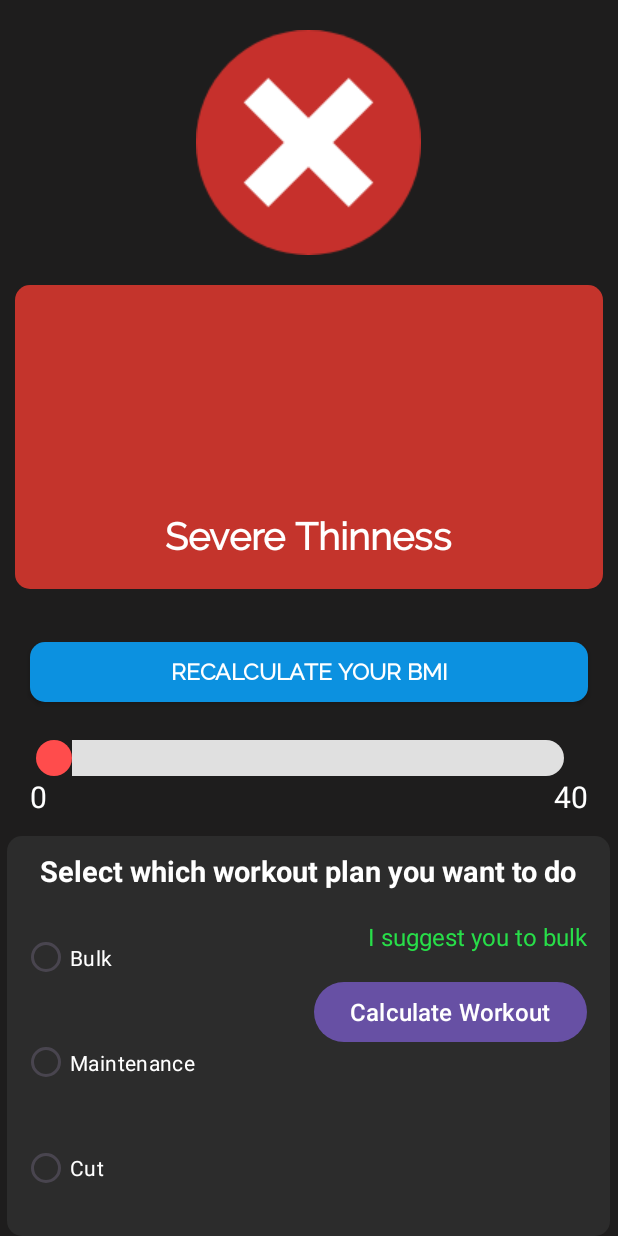
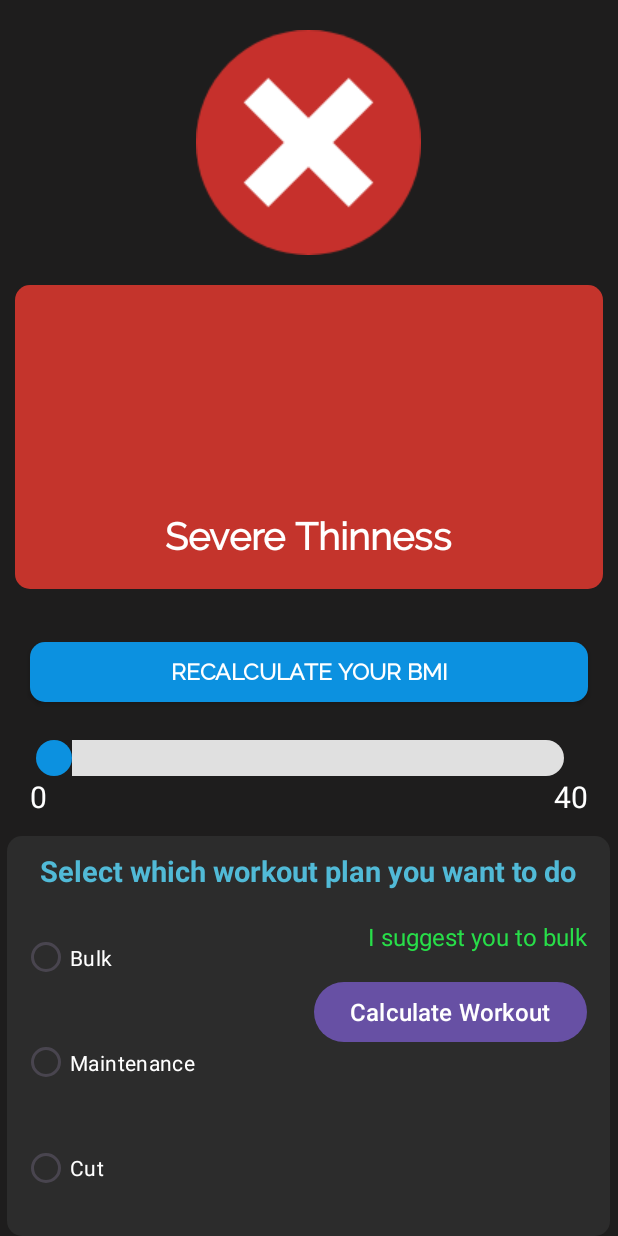
Before and after one commit to CarlosRiggio/Android_Fitness_APP, an Android app: the ResultBMIActivity screen opened directly, with no data from a screen before it, on a phone screen of 412 x 824 dp. Run offline under Robolectric (Android 15) with nearby library versions, the phone set to English and light mode, and no system bars; 2 statements that could not run were skipped.

Commit message:
APPLICATION FINISHED
- ale part missing only

```diff
--- a/app/src/main/res/drawable/thumb_red.xml
+++ b/app/src/main/res/drawable/thumb_blue.xml
@@ -1,7 +1,7 @@
 <!-- thumb_red.xml -->
 <shape xmlns:android="http://schemas.android.com/apk/res/android"
     android:shape="oval">
-    <solid android:color="#FF4C4C" /> <!-- Colore rosso per il thumb -->
+    <solid android:color="@color/lift_lab_blue" /> <!-- Colore rosso per il thumb -->
     <size
         android:width="24dp"
         android:height="24dp" /> <!-- Dimensioni del thumb -->
--- a/app/src/main/res/layout/activity_bmiactivity.xml
+++ b/app/src/main/res/layout/activity_bmiactivity.xml
@@ -310,7 +310,7 @@
             android:layout_alignParentBottom="true"
             android:layout_marginBottom="20dp"
             android:layout_marginLeft="10dp"
-            android:progressTint="#FF4C4C"
+            android:progressTint="@color/light_blue"
             android:thumbTint="@color/white"
             android:layout_marginRight="10dp"
             android:id="@+id/seekbar_for_height">
--- a/app/src/main/res/layout/activity_graph.xml
+++ b/app/src/main/res/layout/activity_graph.xml
@@ -26,7 +26,7 @@
             android:gravity="center"
             android:layout_centerHorizontal="true"
             android:text="@string/weight_text"
-            android:textColor="@color/red_button"
+            android:textColor="@color/lift_lab_blue"
             android:textSize="30sp"
             android:textStyle="bold" />
 
@@ -58,7 +58,7 @@
             android:gravity="center"
             android:layout_centerHorizontal="true"
             android:text="@string/bmi_text"
-            android:textColor="@color/red_button"
+            android:textColor="@color/lift_lab_blue"
             android:textSize="30sp"
             android:textStyle="bold" />
 
--- a/app/src/main/res/layout/activity_result_bmiactivity.xml
+++ b/app/src/main/res/layout/activity_result_bmiactivity.xml
@@ -102,7 +102,7 @@
         android:layout_marginRight="20dp"
         android:progressDrawable="@drawable/progress_drawable"
         android:max="40"
-        android:thumb="@drawable/thumb_red">
+        android:thumb="@drawable/thumb_blue">
 
     </SeekBar>
 
@@ -146,7 +146,7 @@
             android:layout_height="wrap_content"
             android:layout_centerHorizontal="true"
             android:text="@string/select_which_workout_plan_you_want_to_do"
-            android:textColor="@color/white"
+            android:textColor="@color/light_blue"
             android:textSize="19sp"
             android:textStyle="bold">
 
```
Also changed, not shown: app/src/main/java/fitness/com/Graph.java (+6 -6 lines).
